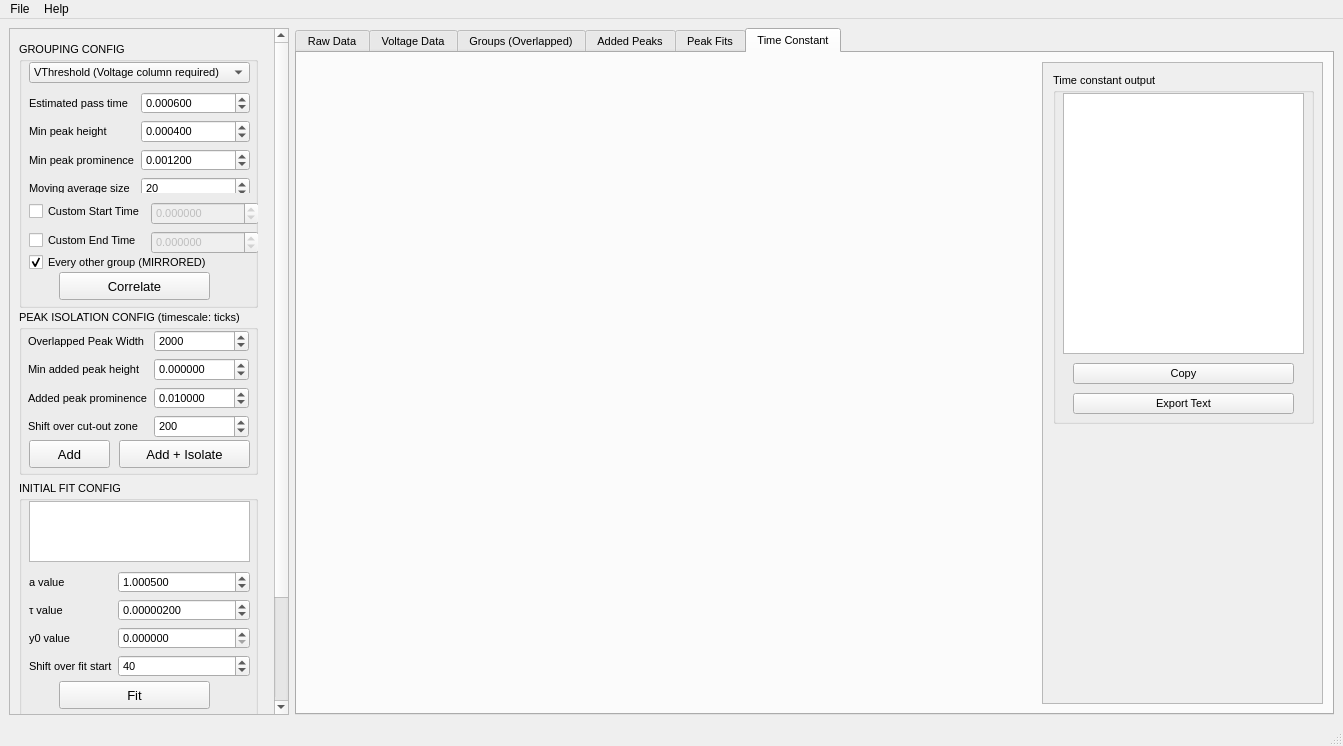
Old version of the form ui/mainwin.ui in the repository turtlebasket/crds_analyzer.
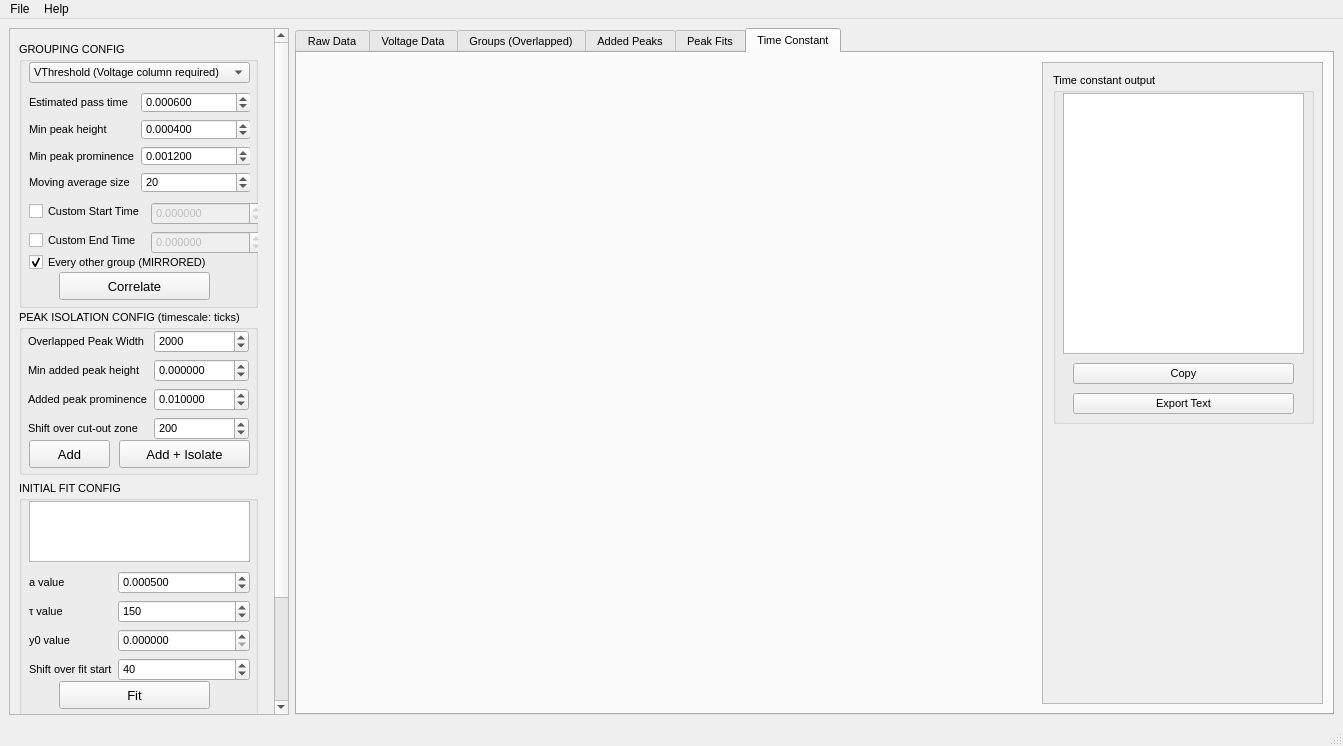
New version of the form. The open tabs and pages were chosen to show the change. Custom widgets are drawn as their Qt base class.

Patch:
```diff
--- a/ui/mainwin.ui
+++ b/ui/mainwin.ui
@@ -39,9 +39,9 @@
        <property name="geometry">
         <rect>
          <x>0</x>
-         <y>0</y>
+         <y>-158</y>
          <width>261</width>
-         <height>812</height>
+         <height>818</height>
         </rect>
        </property>
        <layout class="QVBoxLayout" name="verticalLayout_2">
@@ -141,8 +141,8 @@
               <rect>
                <x>0</x>
                <y>0</y>
-               <width>221</width>
-               <height>108</height>
+               <width>222</width>
+               <height>101</height>
               </rect>
              </property>
              <layout class="QFormLayout" name="formLayout">
@@ -268,8 +268,8 @@
             <rect>
              <x>10</x>
              <y>160</y>
-             <width>230</width>
-             <height>52</height>
+             <width>235</width>
+             <height>53</height>
             </rect>
            </property>
            <layout class="QFormLayout" name="formLayout_5">
@@ -371,7 +371,7 @@
              <x>9</x>
              <y>20</y>
              <width>221</width>
-             <height>108</height>
+             <height>111</height>
             </rect>
            </property>
            <layout class="QFormLayout" name="formLayout_2">
@@ -531,7 +531,7 @@
              <x>10</x>
              <y>90</y>
              <width>221</width>
-             <height>106</height>
+             <height>111</height>
             </rect>
            </property>
            <layout class="QFormLayout" name="formLayout_3">
@@ -542,19 +542,6 @@
               </property>
              </widget>
             </item>
-            <item row="2" column="1">
-             <widget class="QDoubleSpinBox" name="spin_var_tau">
-              <property name="suffix">
-               <string/>
-              </property>
-              <property name="decimals">
-               <number>8</number>
-              </property>
-              <property name="value">
-               <double>0.000002000000000</double>
-              </property>
-             </widget>
-            </item>
             <item row="3" column="0">
              <widget class="QLabel" name="label_13">
               <property name="text">
@@ -582,7 +569,7 @@
                <number>6</number>
               </property>
               <property name="value">
-               <double>1.000500000000000</double>
+               <double>0.000500000000000</double>
               </property>
              </widget>
             </item>
@@ -603,6 +590,16 @@
               </property>
              </widget>
             </item>
+            <item row="2" column="1">
+             <widget class="QSpinBox" name="spin_var_tau">
+              <property name="maximum">
+               <number>10000</number>
+              </property>
+              <property name="value">
+               <number>150</number>
+              </property>
+             </widget>
+            </item>
            </layout>
           </widget>
           <widget class="QGraphicsView" name="equation_view">
```
Left out of the diff: 6 changed lines with no effect on the pictures.
